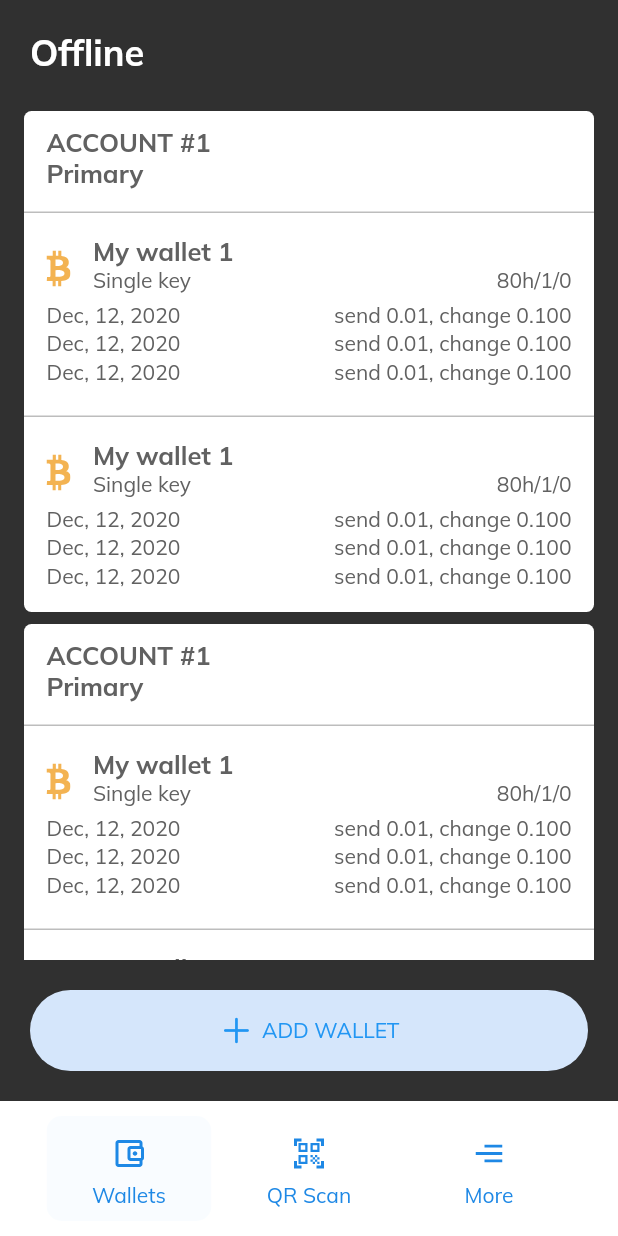
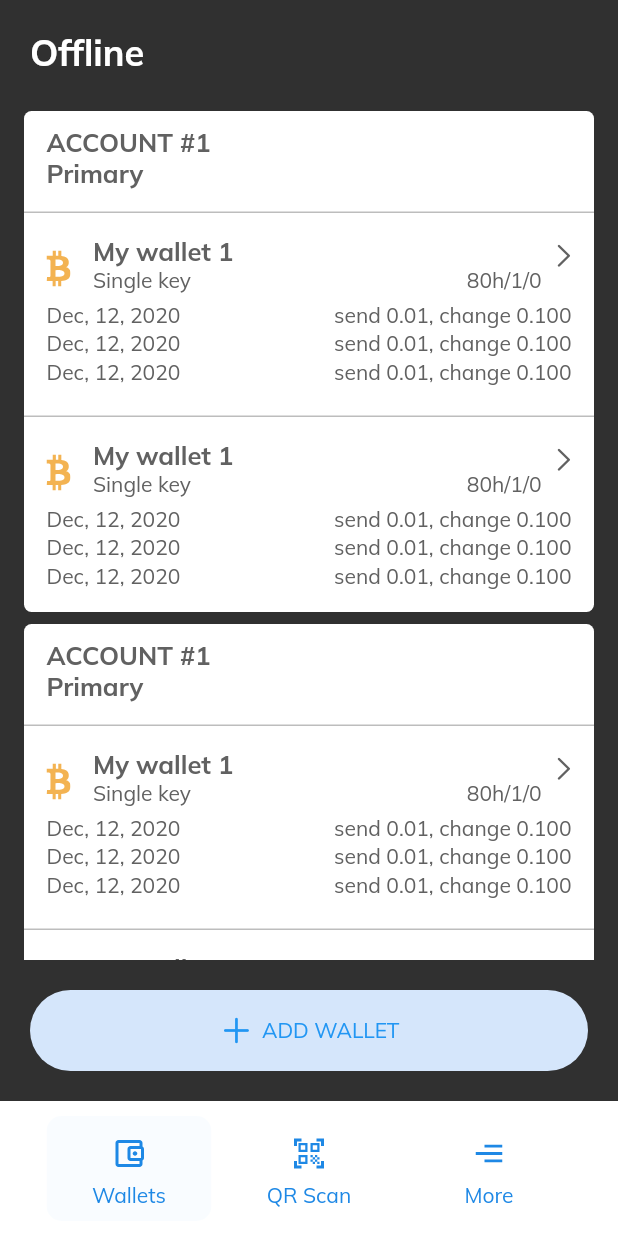
Before and after one commit to cryptoadvance/specter-mobile, a Flutter app: the KeysView screen opened by its route, on a phone screen of 412 x 824 dp. Run offline on Flutter 3.47's test engine with Material 2 defaults, Android fonts, the phone set to English and light mode, and no system bars; our stand-ins replace flutter_svg, get; missing offline and left inert: dart:ffi.

Commit message:
Account wallet screen

```diff
--- a/lib/app/modules/wallets/keys/widgets/AccountItem.dart
+++ b/lib/app/modules/wallets/keys/widgets/AccountItem.dart
@@ -54,7 +54,6 @@ class AccountItem extends StatelessWidget {
               )
           ),
           margin: EdgeInsets.only(top: 15),
-          padding: EdgeInsets.only(top: 15, left: 15, right: 15, bottom: 5),
           child: AccountWalletItem()
       ));
     }
--- a/lib/app/modules/wallets/keys/widgets/AccountWalletItem.dart
+++ b/lib/app/modules/wallets/keys/widgets/AccountWalletItem.dart
@@ -1,12 +1,23 @@
+import 'package:flutter/cupertino.dart';
 import 'package:flutter/material.dart';
 import 'package:flutter_svg/svg.dart';
+import 'package:get/get.dart';
+import 'package:specter_mobile/app/modules/wallets/walletInfo/views/wallet_info_view.dart';
 
 import '../../../../../utils.dart';
 
 class AccountWalletItem extends StatelessWidget {
   @override
   Widget build(BuildContext context) {
-    return Column(
+    return InkWell(
+      onTap: tapItem,
+      child: Container(
+        padding: EdgeInsets.only(top: 15, bottom: 5),
+        child: Stack(
+          children: [
+            Container(
+              padding: EdgeInsets.symmetric(horizontal: 15),
+              child: Column(
                 mainAxisAlignment: MainAxisAlignment.start,
                 crossAxisAlignment: CrossAxisAlignment.start,
                 children: [
@@ -18,6 +29,16 @@ class AccountWalletItem extends StatelessWidget {
                     child: getOperationsList(),
                   )
                 ]
+              ),
+            ),
+            Positioned(
+              top: 3,
+              right: 10,
+              child: Icon(CupertinoIcons.right_chevron, color: Colors.grey[700], size: 20)
+            )
+          ]
+        ),
+      )
     );
   }
 
@@ -41,6 +62,7 @@ class AccountWalletItem extends StatelessWidget {
                 Text('My wallet 1', style: TextStyle(fontSize: 17, fontWeight: FontWeight.bold, color: Colors.grey[700])),
                 Container(
                   width: double.infinity,
+                  padding: EdgeInsets.only(right: 20),
                   child: Row(
                     mainAxisSize: MainAxisSize.max,
                     mainAxisAlignment: MainAxisAlignment.spaceBetween,
@@ -80,4 +102,9 @@ class AccountWalletItem extends StatelessWidget {
       children: rows
     );
   }
+
+  void tapItem() {
+    Get.to(WalletInfoView(), arguments: {
+    });
   }
+}
--- a/lib/app/routes/app_routes.dart
+++ b/lib/app/routes/app_routes.dart
@@ -9,6 +9,7 @@ abstract class Routes {
   static const RECOVERY_SELECT = _Paths.RECOVERY_SELECT;
   static const GENERATE_SEED = _Paths.GENERATE_SEED;
   static const KEYS = _Paths.KEYS;
+  static const WALLET_INFO = _Paths.WALLET_INFO;
 }
 
 abstract class _Paths {
@@ -17,4 +18,5 @@ abstract class _Paths {
   static const RECOVERY_SELECT = '/recovery-select';
   static const GENERATE_SEED = '/generate-seed';
   static const KEYS = '/keys';
+  static const WALLET_INFO = '/wallet-info';
 }
--- a/pubspec.yaml
+++ b/pubspec.yaml
@@ -31,6 +31,7 @@ flutter:
     - assets/icons/qr_code_scanner.svg
     - assets/icons/coolicon.svg
     - assets/icons/bitcoin.svg
+    - assets/icons/top_right_icon.svg
 
   fonts:
     - family: Mulish
```
Also changed, not shown: lib/app/modules/wallets/walletInfo/bindings/wallet_info_binding.dart (added, +12 -0 lines), lib/app/modules/wallets/walletInfo/controllers/wallet_info_controller.dart (added, +20 -0 lines), lib/app/modules/wallets/walletInfo/views/wallet_info_view.dart (added, +97 -0 lines), lib/app/routes/app_pages.dart (+7 -0 lines), assets/icons/top_right_icon.svg (added). Lines whose indentation alone changed are shown as unchanged.
